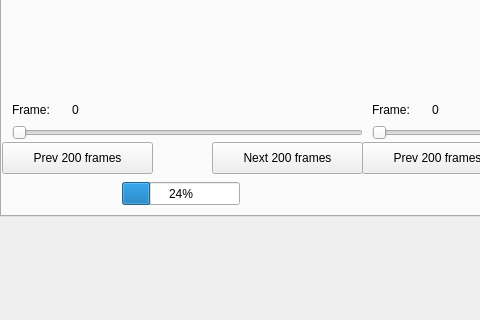
Before: the Qt Designer form mainwindow.ui in willgoishi/CSCI576HypermediaProject, drawn with Qt 5; both pictures show x 0 to 480 and y 421 to 741 of the 790 by 741 pixel window.
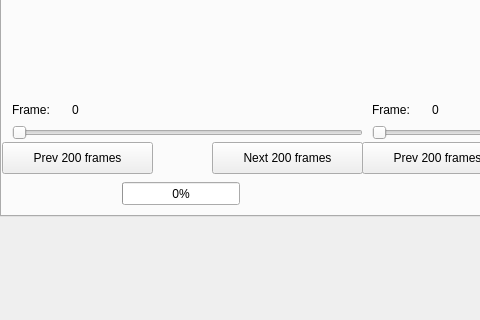
After: the same form once the commit is applied.

Commit message: Fixed loading 1st video, working on 2nd video

```diff
--- a/mainwindow.ui
+++ b/mainwindow.ui
@@ -256,8 +256,11 @@
         <height>23</height>
        </rect>
       </property>
+      <property name="maximum">
+       <number>9000</number>
+      </property>
       <property name="value">
-       <number>24</number>
+       <number>0</number>
       </property>
      </widget>
      <widget class="QPushButton" name="secondaryPrevFramesButton">
```
Left out of the diff: 4 changed lines with no effect on the pictures. The commit also changes 2 other files.
